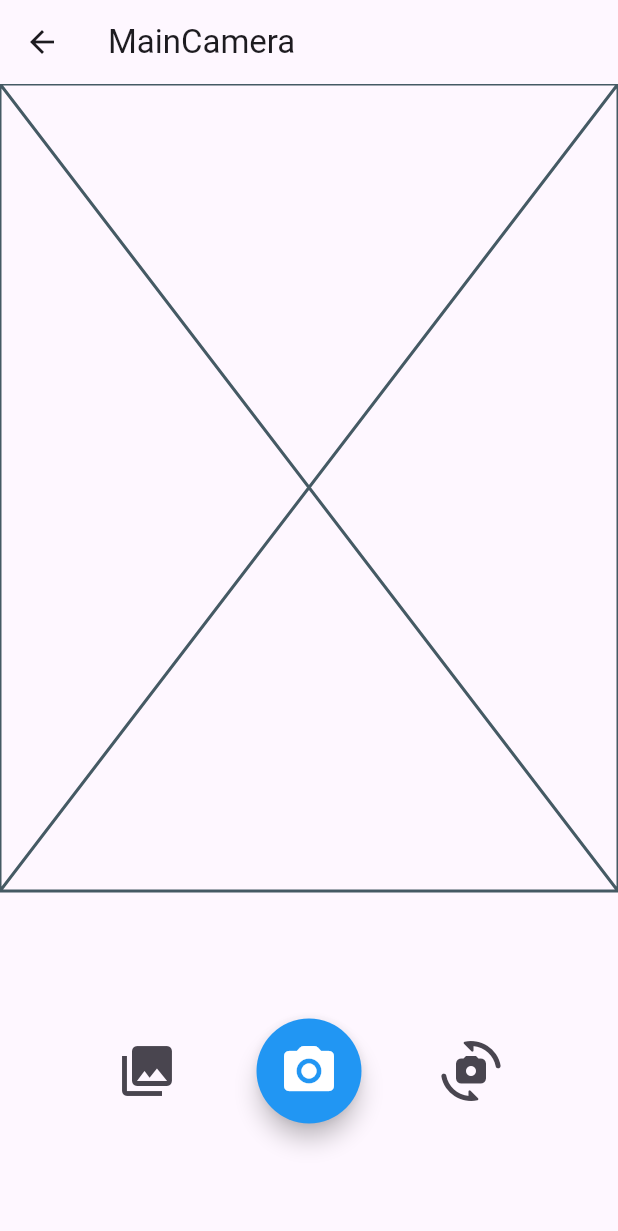
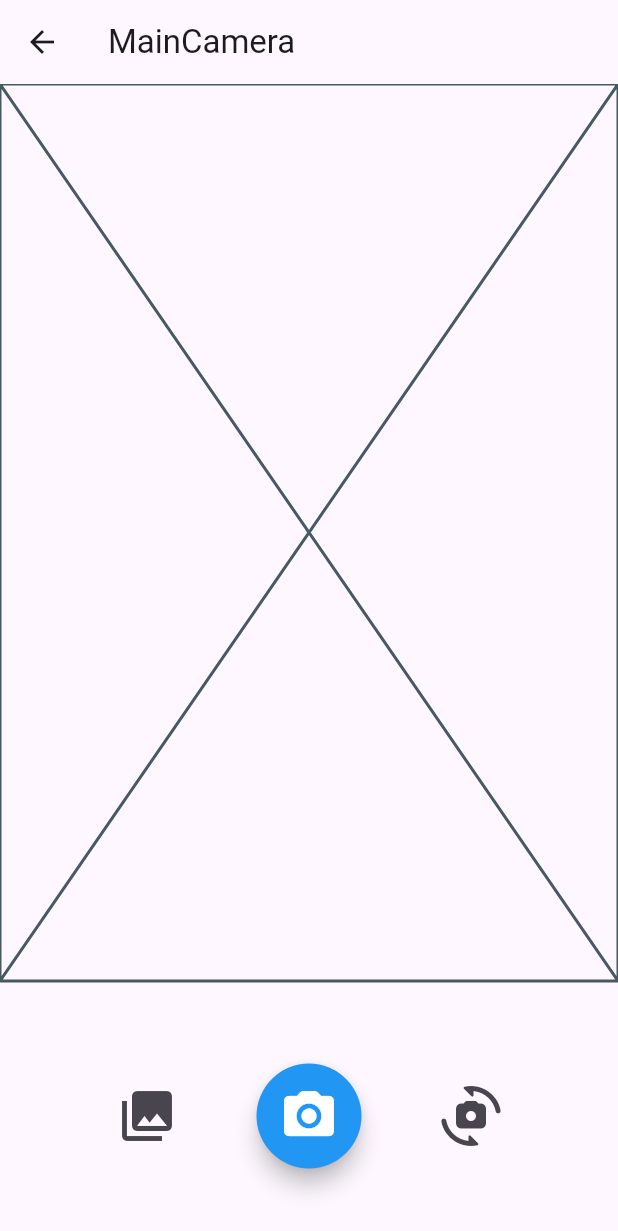
Before and after one commit to darshanvaru/Mood-Detector, a Flutter app: the MainCamera screen opened directly, on a phone screen of 412 x 824 dp. Shown: the top 1231 px of the screen. Run offline on Flutter 3.47's test engine with Material 3 defaults, Android fonts, the phone set to English and light mode, and no system bars.

```diff
--- a/lib/MainCamera.dart
+++ b/lib/MainCamera.dart
@@ -30,7 +30,7 @@ class _MainCameraState extends State<MainCamera> {
           Padding(
             padding: const EdgeInsets.all(10.0),
             child: SizedBox(
-              height: 200,
+              height: 140,
                 child: photoClicked())
           ),
         ],
```
